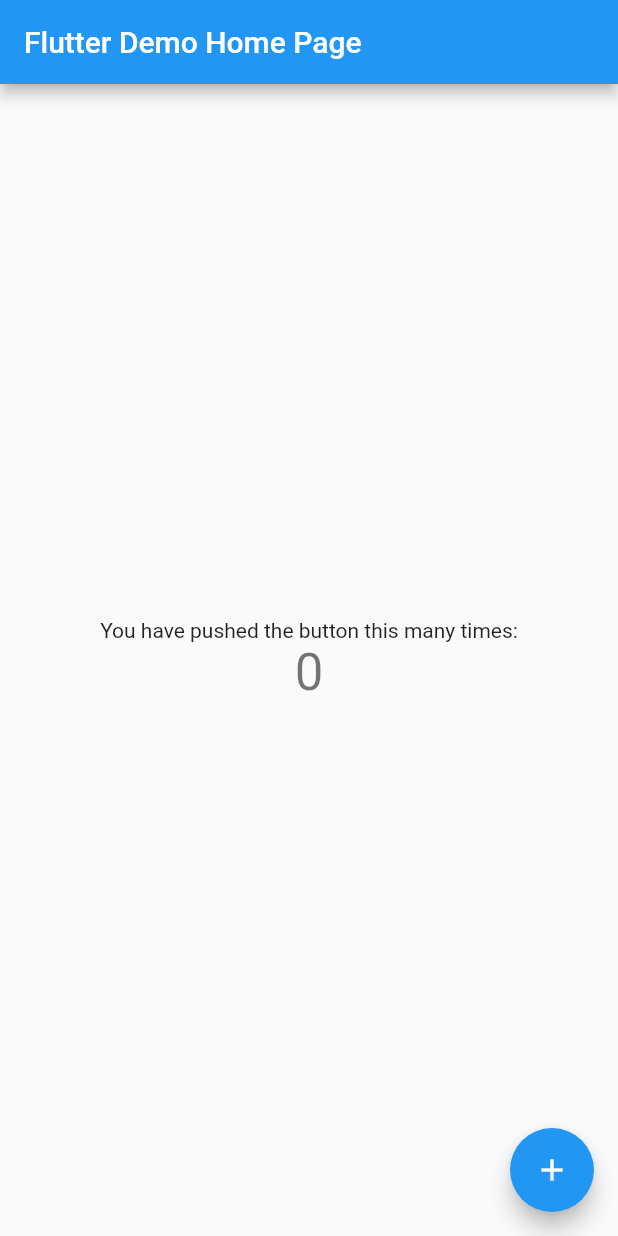
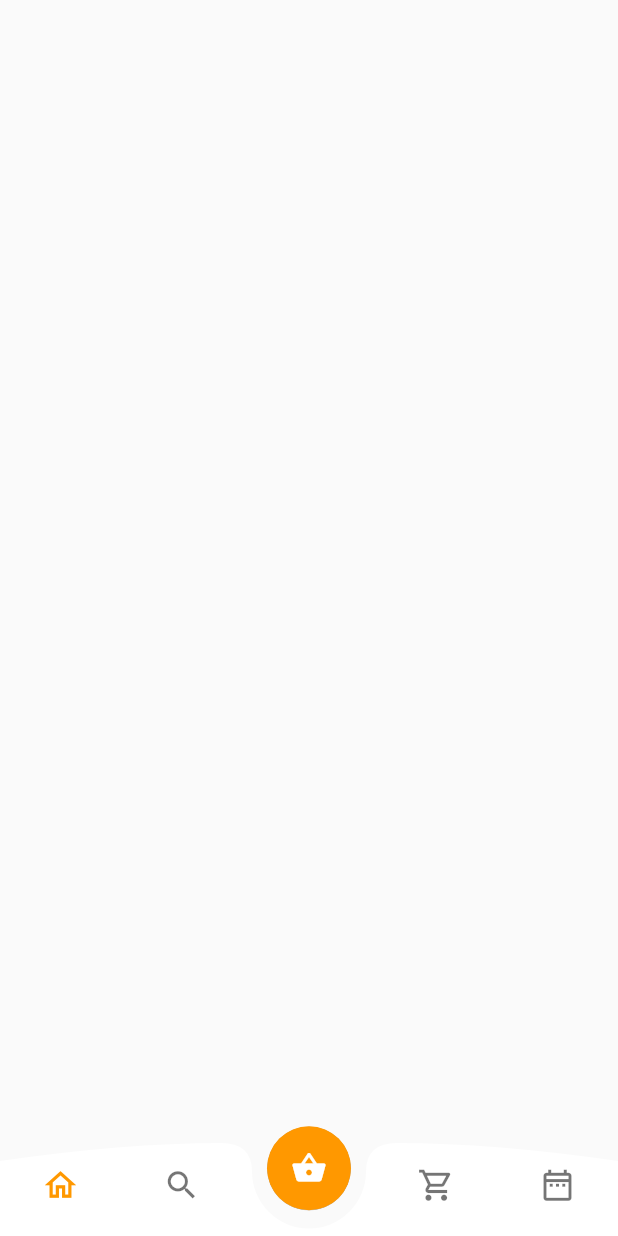
Before and after one commit to omar6260/boutton_navigation_bar, a Flutter app: the screen it shows after launch, on a phone screen of 412 x 824 dp. Run offline on Flutter 3.47's test engine with Material 2 defaults, Android fonts, the phone set to English and light mode, and no system bars.

Commit message:
adding navigation

```diff
--- a/lib/main.dart
+++ b/lib/main.dart
@@ -1,115 +1,10 @@
+import 'package:app_navigation/navigat.dart';
 import 'package:flutter/material.dart';
+import 'package:flutter/widgets.dart';
 
 void main() {
-  runApp(const MyApp());
+  runApp(const MaterialApp(
+    debugShowCheckedModeBanner: false,
+    home: Home(),
+  ));
 }
-
-class MyApp extends StatelessWidget {
-  const MyApp({Key? key}) : super(key: key);
-
-  // This widget is the root of your application.
-  @override
-  Widget build(BuildContext context) {
-    return MaterialApp(
-      title: 'Flutter Demo',
-      theme: ThemeData(
-        // This is the theme of your application.
-        //
-        // Try running your application with "flutter run". You'll see the
-        // application has a blue toolbar. Then, without quitting the app, try
-        // changing the primarySwatch below to Colors.green and then invoke
-        // "hot reload" (press "r" in the console where you ran "flutter run",
-        // or simply save your changes to "hot reload" in a Flutter IDE).
-        // Notice that the counter didn't reset back to zero; the application
-        // is not restarted.
-        primarySwatch: Colors.blue,
-      ),
-      home: const MyHomePage(title: 'Flutter Demo Home Page'),
-    );
-  }
-}
-
-class MyHomePage extends StatefulWidget {
-  const MyHomePage({Key? key, required this.title}) : super(key: key);
-
-  // This widget is the home page of your application. It is stateful, meaning
-  // that it has a State object (defined below) that contains fields that affect
-  // how it looks.
-
-  // This class is the configuration for the state. It holds the values (in this
-  // case the title) provided by the parent (in this case the App widget) and
-  // used by the build method of the State. Fields in a Widget subclass are
-  // always marked "final".
-
-  final String title;
-
-  @override
-  State<MyHomePage> createState() => _MyHomePageState();
-}
-
-class _MyHomePageState extends State<MyHomePage> {
-  int _counter = 0;
-
-  void _incrementCounter() {
-    setState(() {
-      // This call to setState tells the Flutter framework that something has
-      // changed in this State, which causes it to rerun the build method below
-      // so that the display can reflect the updated values. If we changed
-      // _counter without calling setState(), then the build method would not be
-      // called again, and so nothing would appear to happen.
-      _counter++;
-    });
-  }
-
-  @override
-  Widget build(BuildContext context) {
-    // This method is rerun every time setState is called, for instance as done
-    // by the _incrementCounter method above.
-    //
-    // The Flutter framework has been optimized to make rerunning build methods
-    // fast, so that you can just rebuild anything that needs updating rather
-    // than having to individually change instances of widgets.
-    return Scaffold(
-      appBar: AppBar(
-        // Here we take the value from the MyHomePage object that was created by
-        // the App.build method, and use it to set our appbar title.
-        title: Text(widget.title),
-      ),
-      body: Center(
-        // Center is a layout widget. It takes a single child and positions it
-        // in the middle of the parent.
-        child: Column(
-          // Column is also a layout widget. It takes a list of children and
-          // arranges them vertically. By default, it sizes itself to fit its
-          // children horizontally, and tries to be as tall as its parent.
-          //
-          // Invoke "debug painting" (press "p" in the console, choose the
-          // "Toggle Debug Paint" action from the Flutter Inspector in Android
-          // Studio, or the "Toggle Debug Paint" command in Visual Studio Code)
-          // to see the wireframe for each widget.
-          //
-          // Column has various properties to control how it sizes itself and
-          // how it positions its children. Here we use mainAxisAlignment to
-          // center the children vertically; the main axis here is the vertical
-          // axis because Columns are vertical (the cross axis would be
-          // horizontal).
-          mainAxisAlignment: MainAxisAlignment.center,
-          children: <Widget>[
-            const Text(
-              'You have pushed the button this many times:',
-            ),
-            Text(
-              '$_counter',
-              style: Theme.of(context).textTheme.headline4,
-            ),
-          ],
-        ),
-      ),
-      floatingActionButton: FloatingActionButton(
-        onPressed: _incrementCounter,
-        tooltip: 'Increment',
-        child: const Icon(Icons.add),
-      ), // This trailing comma makes auto-formatting nicer for build methods.
-    );
-  }
-}
--- /dev/null
+++ b/lib/navigat.dart
@@ -0,0 +1,191 @@
+import 'package:flutter/material.dart';
+
+class Home extends StatelessWidget {
+  const Home({Key? key}) : super(key: key);
+
+  @override
+  Widget build(BuildContext context) {
+    return Scaffold(
+      body: Container(),
+      bottomNavigationBar: const BottomNavBarCurvedFb1(),
+    );
+  }
+}
+
+class BottomNavBarCurvedFb1 extends StatefulWidget {
+  const BottomNavBarCurvedFb1({Key? key}) : super(key: key);
+
+  @override
+  _BottomNavBarCurvedFb1State createState() => _BottomNavBarCurvedFb1State();
+}
+
+class _BottomNavBarCurvedFb1State extends State<BottomNavBarCurvedFb1> {
+  //- - - - - - - - - instructions - - - - - - - - - - - - - - - - - -
+  // WARNING! MUST ADD extendBody: true; TO CONTAINING SCAFFOLD
+  //
+  // Instructions:
+  //
+  // add this widget to the bottomNavigationBar property of a Scaffold, along with
+  // setting the extendBody parameter to true i.e:
+  //
+  // Scaffold(
+  //  extendBody: true,
+  //  bottomNavigationBar: BottomNavBarCurvedFb1()
+  // )
+  //
+  // Properties such as color and height can be set by changing the properties at the top of the build method
+  //
+  // For help implementing this in a real app, watch https://www.youtube.com/watch?v=C0_3w0kd0nc. The style is different, but connecting it to navigation is the same.
+  //
+  //- - - - - - - - - - - - - - -  - - - - - - - - - - - - - - - - - -
+
+  @override
+  Widget build(BuildContext context) {
+    Size size = MediaQuery.of(context).size;
+    double height = 56;
+
+    final primaryColor = Colors.orange;
+    final secondaryColor = Colors.black54;
+    final accentColor = const Color(0xffffffff);
+    final backgroundColor = Colors.white;
+
+    return BottomAppBar(
+      color: Colors.transparent,
+      elevation: 0,
+      child: Stack(
+        children: [
+          CustomPaint(
+            size: Size(size.width, height + 6),
+            painter: BottomNavCurvePainter(backgroundColor: backgroundColor),
+          ),
+          Center(
+            heightFactor: 0.6,
+            child: FloatingActionButton(
+                backgroundColor: primaryColor,
+                child: Icon(Icons.shopping_basket),
+                elevation: 0.1,
+                onPressed: () {}),
+          ),
+          Container(
+            height: height,
+            child: Row(
+              mainAxisAlignment: MainAxisAlignment.spaceAround,
+              children: [
+                NavBarIcon(
+                  text: "Home",
+                  icon: Icons.home_outlined,
+                  selected: true,
+                  onPressed: () {},
+                  defaultColor: secondaryColor,
+                  selectedColor: primaryColor,
+                ),
+                NavBarIcon(
+                  text: "Search",
+                  icon: Icons.search_outlined,
+                  selected: false,
+                  onPressed: () {},
+                  defaultColor: secondaryColor,
+                  selectedColor: primaryColor,
+                ),
+                SizedBox(width: 56),
+                NavBarIcon(
+                    text: "Cart",
+                    icon: Icons.local_grocery_store_outlined,
+                    selected: false,
+                    onPressed: () {},
+                    defaultColor: secondaryColor,
+                    selectedColor: primaryColor),
+                NavBarIcon(
+                  text: "Calendar",
+                  icon: Icons.date_range_outlined,
+                  selected: false,
+                  onPressed: () {},
+                  selectedColor: primaryColor,
+                  defaultColor: secondaryColor,
+                )
+              ],
+            ),
+          ),
+        ],
+      ),
+    );
+  }
+}
+
+class BottomNavCurvePainter extends CustomPainter {
+  BottomNavCurvePainter(
+      {this.backgroundColor = Colors.white, this.insetRadius = 38});
+
+  Color backgroundColor;
+  double insetRadius;
+  @override
+  void paint(Canvas canvas, Size size) {
+    Paint paint = Paint()
+      ..color = backgroundColor
+      ..style = PaintingStyle.fill;
+    Path path = Path()..moveTo(0, 12);
+
+    double insetCurveBeginnningX = size.width / 2 - insetRadius;
+    double insetCurveEndX = size.width / 2 + insetRadius;
+    double transitionToInsetCurveWidth = size.width * .05;
+    path.quadraticBezierTo(size.width * 0.20, 0,
+        insetCurveBeginnningX - transitionToInsetCurveWidth, 0);
+    path.quadraticBezierTo(
+        insetCurveBeginnningX, 0, insetCurveBeginnningX, insetRadius / 2);
+
+    path.arcToPoint(Offset(insetCurveEndX, insetRadius / 2),
+        radius: Radius.circular(10.0), clockwise: false);
+
+    path.quadraticBezierTo(
+        insetCurveEndX, 0, insetCurveEndX + transitionToInsetCurveWidth, 0);
+    path.quadraticBezierTo(size.width * 0.80, 0, size.width, 12);
+    path.lineTo(size.width, size.height + 56);
+    path.lineTo(
+        0,
+        size.height +
+            56); //+56 here extends the navbar below app bar to include extra space on some screens (iphone 11)
+    canvas.drawPath(path, paint);
+  }
+
+  @override
+  bool shouldRepaint(CustomPainter oldDelegate) {
+    return false;
+  }
+}
+
+class NavBarIcon extends StatelessWidget {
+  const NavBarIcon(
+      {Key? key,
+      required this.text,
+      required this.icon,
+      required this.selected,
+      required this.onPressed,
+      this.selectedColor = const Color(0xffFF8527),
+      this.defaultColor = Colors.black54})
+      : super(key: key);
+  final String text;
+  final IconData icon;
+  final bool selected;
+  final Function() onPressed;
+  final Color defaultColor;
+  final Color selectedColor;
+
+  @override
+  Widget build(BuildContext context) {
+    return Column(
+      mainAxisAlignment: MainAxisAlignment.center,
+      children: [
+        IconButton(
+          onPressed: onPressed,
+          splashColor: Colors.transparent,
+          highlightColor: Colors.transparent,
+          icon: Icon(
+            icon,
+            size: 25,
+            color: selected ? selectedColor : defaultColor,
+          ),
+        ),
+      ],
+    );
+  }
+}
```
Also changed, not shown: 1 other file.
